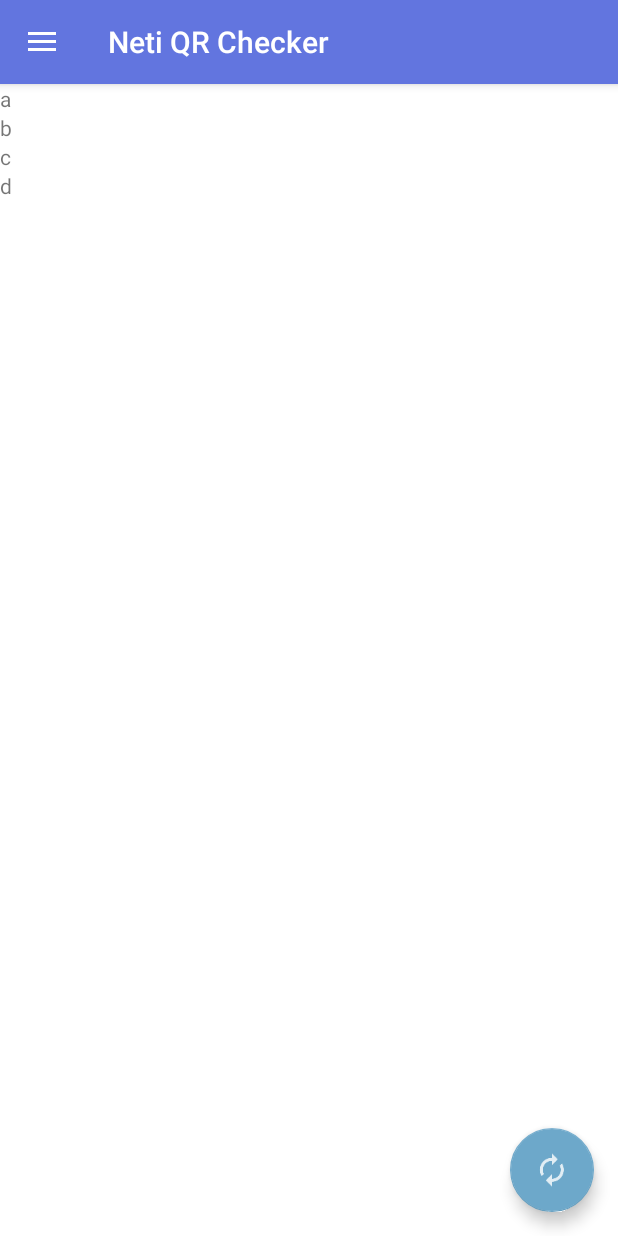
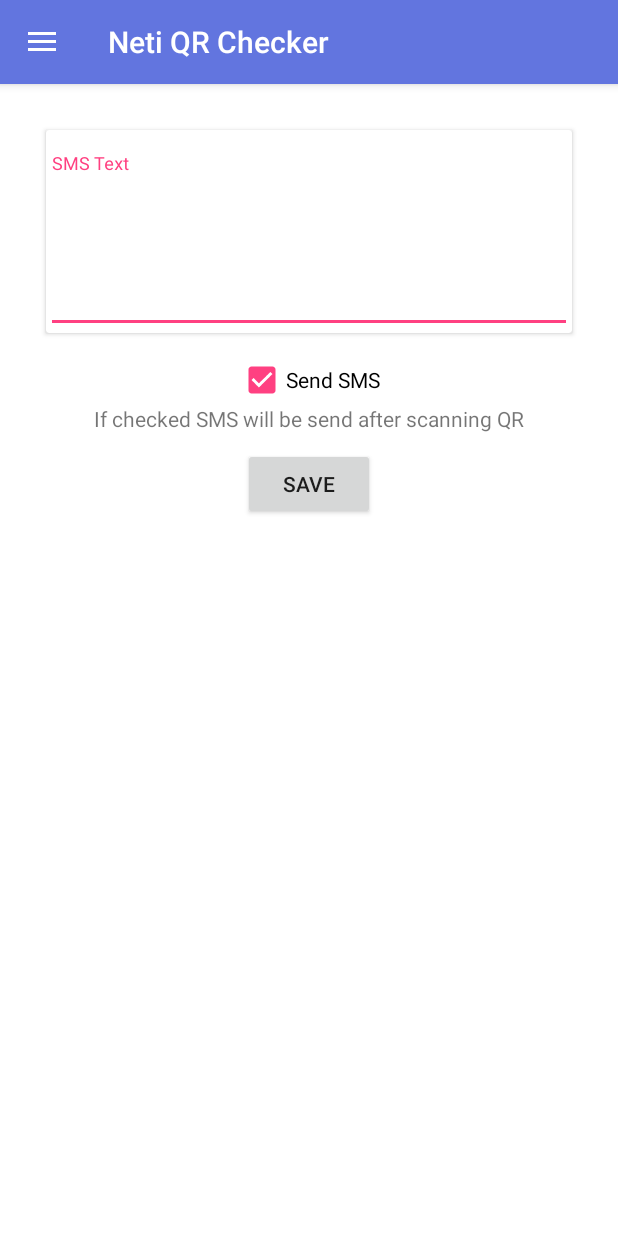
Before and after one commit to touhid1010/QR-Code-Security-Scanner, an Android app: the screen it shows after launch (MainActivity), in the side drawer, after a tap on "SMS Settings", on a phone screen of 412 x 824 dp. Run offline under Robolectric (Android 15) with nearby library versions, the phone set to English and light mode, and no system bars; 3 statements that could not run were skipped.

Commit message:
SMS UI added

```diff
--- a/app/src/main/java/com/netizenbd/netichecker/MainActivity.java
+++ b/app/src/main/java/com/netizenbd/netichecker/MainActivity.java
@@ -52,8 +52,10 @@ public class MainActivity extends AppCompatActivity
 
     SurfaceView cameraView;
     TextView textView_showInfo;
+    FloatingActionButton fab_reset;
     MyDbHelper myDbHelper;
     DataService dataService;
+
 
     BarcodeDetector barcodeDetector;
     CameraSource cameraSource;
@@ -73,7 +75,7 @@ public class MainActivity extends AppCompatActivity
         getSupportActionBar().setTitle("Neti QR Checker");
 
         // fab
-        FloatingActionButton fab_reset = (FloatingActionButton) findViewById(R.id.fab_reset);
+        fab_reset = (FloatingActionButton) findViewById(R.id.fab_reset);
         fab_reset.setOnClickListener(this);
 
         // drawer
@@ -91,7 +93,6 @@ public class MainActivity extends AppCompatActivity
 
         // Fragment
         manager = getSupportFragmentManager();
-
 
 
         /**
@@ -261,12 +262,14 @@ public class MainActivity extends AppCompatActivity
         int id = item.getItemId();
 
         if (id == R.id.nav_home) {
-              frameLayout_forFragment.removeAllViews();
+            frameLayout_forFragment.removeAllViews();
+            fab_reset.setVisibility(View.VISIBLE);
         } else if (id == R.id.nav_participant_list) {
             startActivity(new Intent(this, ParticipantList.class));
         } else if (id == R.id.nav_sms) {
             transaction = manager.beginTransaction();
             transaction.replace(R.id.frameLayout_forFragment, new SMS()).commit();
+            fab_reset.setVisibility(View.GONE);
         }
 
         DrawerLayout drawer = (DrawerLayout) findViewById(R.id.drawer_layout);
--- a/app/src/main/res/layout/fragment_sms.xml
+++ b/app/src/main/res/layout/fragment_sms.xml
@@ -6,28 +6,56 @@
     tools:context="com.netizenbd.netichecker.fragments.SMS">
 
     <LinearLayout
+        android:layout_width="match_parent"
+        android:layout_height="wrap_content"
         android:orientation="vertical"
-        android:layout_width="match_parent"
-        android:layout_height="wrap_content">
+        android:padding="15dp">
+
+        <android.support.v7.widget.CardView
+            android:layout_width="match_parent"
+            android:layout_height="wrap_content"
+            android:layout_margin="15dp">
+
+            <android.support.design.widget.TextInputLayout
+                android:id="@+id/input_layout_password"
+                android:layout_width="match_parent"
+                android:layout_height="wrap_content"
+                android:layout_marginTop="15dp">
+
+                <EditText
+                    android:id="@+id/editText_"
+                    android:layout_width="match_parent"
+                    android:layout_height="wrap_content"
+                    android:layout_marginTop="20dp"
+                    android:gravity="top"
+                    android:hint="SMS Text"
+                    android:lines="4" />
+
+            </android.support.design.widget.TextInputLayout>
+
+        </android.support.v7.widget.CardView>
+
+        <CheckBox
+            android:layout_width="wrap_content"
+            android:layout_height="wrap_content"
+            android:layout_gravity="center"
+            android:checked="true"
+            android:text="Send SMS" />
 
         <TextView
-            android:text="a"
             android:layout_width="wrap_content"
-            android:layout_height="wrap_content" />
-        <TextView
-            android:text="b"
+            android:layout_height="wrap_content"
+            android:layout_gravity="center"
+            android:text="If checked SMS will be send after scanning QR" />
+
+        <Button
+            android:id="@+id/button_smsSave"
             android:layout_width="wrap_content"
-            android:layout_height="wrap_content" />
-        <TextView
-            android:text="c"
-            android:layout_width="wrap_content"
-            android:layout_height="wrap_content" />
-        <TextView
-            android:text="d"
-            android:layout_width="wrap_content"
-            android:layout_height="wrap_content" />
+            android:layout_height="wrap_content"
+            android:layout_gravity="center"
+            android:layout_margin="10dp"
+            android:text="Save" />
 
     </LinearLayout>
 
-
 </FrameLayout>
```
